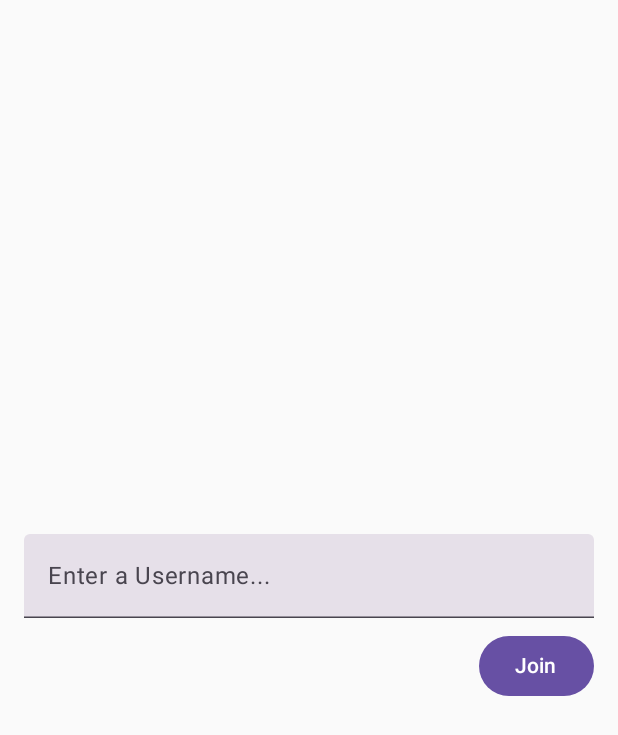
After one commit to evanemran/Ktor-Chat-Client, an Android app built with Jetpack Compose: the UsernameScreen screen opened through its navigation route, on a phone screen of 412 x 824 dp. The commit adds this screen. Shown: the top 735 px of the screen. Run offline under Robolectric (Android 15) with nearby library versions, the phone set to English and light mode, and no system bars; our stand-ins replace Dagger/Hilt's generated code.

```diff
--- a/app/src/main/AndroidManifest.xml
+++ b/app/src/main/AndroidManifest.xml
@@ -9,6 +9,7 @@
         android:allowBackup="true"
         android:dataExtractionRules="@xml/data_extraction_rules"
         android:fullBackupContent="@xml/backup_rules"
+        android:usesCleartextTraffic="true"
         android:icon="@mipmap/ic_launcher"
         android:label="@string/app_name"
         android:roundIcon="@mipmap/ic_launcher_round"
--- a/app/src/main/java/com/evanemran/buzz/MainActivity.kt
+++ b/app/src/main/java/com/evanemran/buzz/MainActivity.kt
@@ -10,37 +10,42 @@ import androidx.compose.material3.Text
 import androidx.compose.runtime.Composable
 import androidx.compose.ui.Modifier
 import androidx.compose.ui.tooling.preview.Preview
+import androidx.navigation.NavType
+import androidx.navigation.compose.NavHost
+import androidx.navigation.compose.composable
+import androidx.navigation.compose.rememberNavController
+import androidx.navigation.navArgument
+import com.evanemran.buzz.presentation.chat.ChatScreen
+import com.evanemran.buzz.presentation.username.UsernameScreen
 import com.evanemran.buzz.ui.theme.BuzzTheme
+import dagger.hilt.android.AndroidEntryPoint
 
+@AndroidEntryPoint
 class MainActivity : ComponentActivity() {
     override fun onCreate(savedInstanceState: Bundle?) {
         super.onCreate(savedInstanceState)
         setContent {
-            BuzzTheme {
-                // A surface container using the 'background' color from the theme
-                Surface(
-                    modifier = Modifier.fillMaxSize(),
-                    color = MaterialTheme.colorScheme.background
+            val navController = rememberNavController()
+            NavHost(
+                navController = navController,
+                startDestination = "username_screen"
+            ) {
+                composable("username_screen") {
+                    UsernameScreen(onNavigate = navController::navigate)
+                }
+                composable(
+                    route = "chat_screen/{username}",
+                    arguments = listOf(
+                        navArgument(name = "username") {
+                            type = NavType.StringType
+                            nullable = true
+                        }
+                    )
                 ) {
-                    Greeting("Android")
+                    val username = it.arguments?.getString("username")
+                    ChatScreen(username = username)
                 }
             }
         }
     }
 }
-
-@Composable
-fun Greeting(name: String, modifier: Modifier = Modifier) {
-    Text(
-        text = "Hello $name!",
-        modifier = modifier
-    )
-}
-
-@Preview(showBackground = true)
-@Composable
-fun GreetingPreview() {
-    BuzzTheme {
-        Greeting("Android")
-    }
-}
--- a/app/src/main/java/com/evanemran/buzz/data/remote/ChatSocketService.kt
+++ b/app/src/main/java/com/evanemran/buzz/data/remote/ChatSocketService.kt
@@ -17,7 +17,7 @@ interface ChatSocketService {
     suspend fun closeSession()
 
     companion object {
-        const val BASE_URL = "ws://10.0.2.2:8082"
+        const val BASE_URL = "ws://172.16.201.136:8080"
     }
 
     sealed class Endpoints(val url: String) {
--- a/app/src/main/java/com/evanemran/buzz/data/remote/MessageService.kt
+++ b/app/src/main/java/com/evanemran/buzz/data/remote/MessageService.kt
@@ -7,7 +7,7 @@ interface MessageService {
     suspend fun getAllMessages(): List<Message>
 
     companion object {
-        const val BASE_URL = "http://10.0.2.2:8082"
+        const val BASE_URL = "http://172.16.201.136:8080"
     }
 
     sealed class Endpoints(val url: String) {
--- a/app/src/main/java/com/evanemran/buzz/data/remote/dto/MessageDto.kt
+++ b/app/src/main/java/com/evanemran/buzz/data/remote/dto/MessageDto.kt
@@ -8,12 +8,12 @@ import java.util.Date
 @Serializable
 data class MessageDto(
     val text: String,
-    val timeStamp: Long,
+    val timestamp: Long,
     val username: String,
     val id: String
 ) {
     fun toMessage(): Message {
-        val date = Date(timeStamp)
+        val date = Date(timestamp)
         val formattedDate = DateFormat
             .getDateInstance(DateFormat.DEFAULT)
             .format(date)
--- a/app/src/main/java/com/evanemran/buzz/presentation/chat/ChatViewModel.kt
+++ b/app/src/main/java/com/evanemran/buzz/presentation/chat/ChatViewModel.kt
@@ -31,7 +31,7 @@ class ChatViewModel @Inject constructor(
     private val _toastEvent = MutableSharedFlow<String>()
     val toastEvent = _toastEvent.asSharedFlow()
 
-    init {
+    fun connectToChat() {
         getAllMessages()
         savedStateHandle.get<String>("username")?.let {username->
             viewModelScope.launch {
--- /dev/null
+++ b/app/src/main/java/com/evanemran/buzz/presentation/username/UsernameScreen.kt
@@ -0,0 +1,56 @@
+package com.evanemran.buzz.presentation.username
+
+import androidx.compose.foundation.layout.Arrangement
+import androidx.compose.foundation.layout.Box
+import androidx.compose.foundation.layout.Column
+import androidx.compose.foundation.layout.Spacer
+import androidx.compose.foundation.layout.fillMaxSize
+import androidx.compose.foundation.layout.fillMaxWidth
+import androidx.compose.foundation.layout.height
+import androidx.compose.foundation.layout.padding
+import androidx.compose.material3.Button
+import androidx.compose.material3.Text
+import androidx.compose.material3.TextField
+import androidx.compose.runtime.Composable
+import androidx.compose.runtime.LaunchedEffect
+import androidx.compose.ui.Alignment
+import androidx.compose.ui.Modifier
+import androidx.compose.ui.unit.dp
+import androidx.hilt.navigation.compose.hiltViewModel
+import kotlinx.coroutines.flow.collectLatest
+
+@Composable
+fun UsernameScreen(
+    viewModel: UsernameViewModel = hiltViewModel(),
+    onNavigate: (String) -> Unit
+) {
+    LaunchedEffect(key1 = true) {
+        viewModel.onJoinChat.collectLatest { username ->
+            onNavigate("chat_screen/$username")
+        }
+    }
+
+    Box(
+        modifier = Modifier
+            .fillMaxSize()
+            .padding(16.dp),
+        contentAlignment = Alignment.Center) {
+        Column(
+            modifier = Modifier
+                .fillMaxSize(),
+            verticalArrangement = Arrangement.Center,
+            horizontalAlignment = Alignment.End
+        ) {
+            TextField(value = viewModel.usernameText.value,
+                onValueChange = viewModel::onUsernameChange,
+                placeholder = {
+                    Text(text = "Enter a Username...")
+                },
+                modifier = Modifier.fillMaxWidth())
+            Spacer(modifier = Modifier.height(8.dp))
+            Button(onClick = viewModel::onJoinClick) {
+                Text(text = "Join")
+            }
+        }
+    }
+}
```
Also changed, not shown: app/src/main/java/com/evanemran/buzz/presentation/chat/ChatScreen.kt (added, +164 -0 lines).
